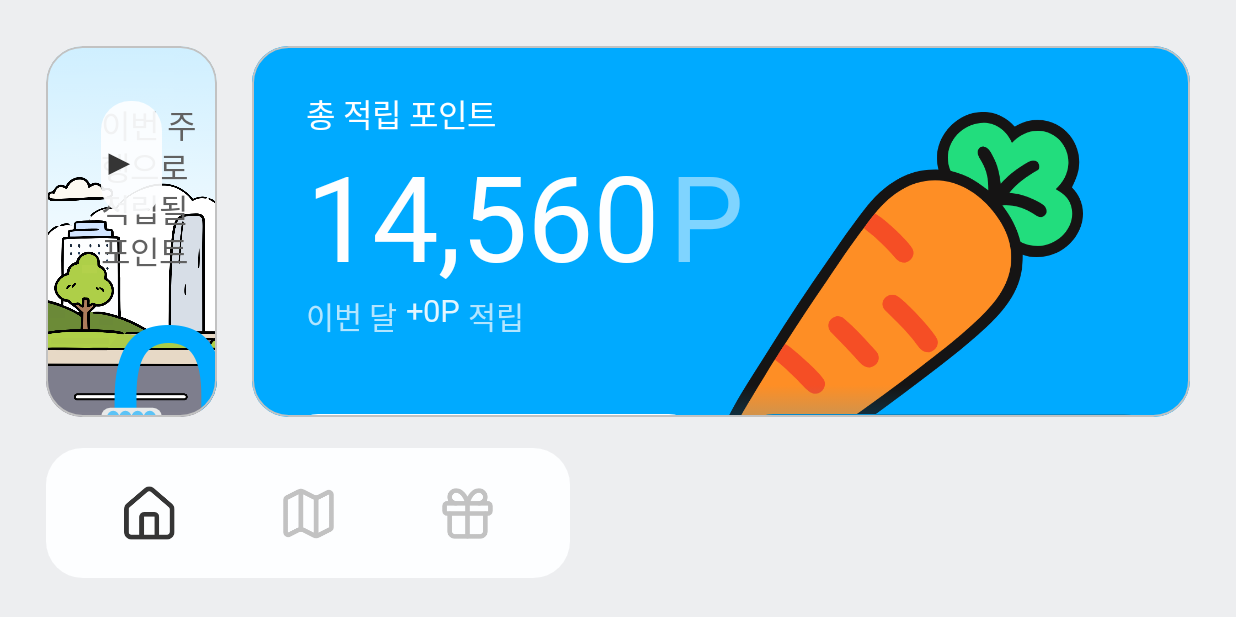
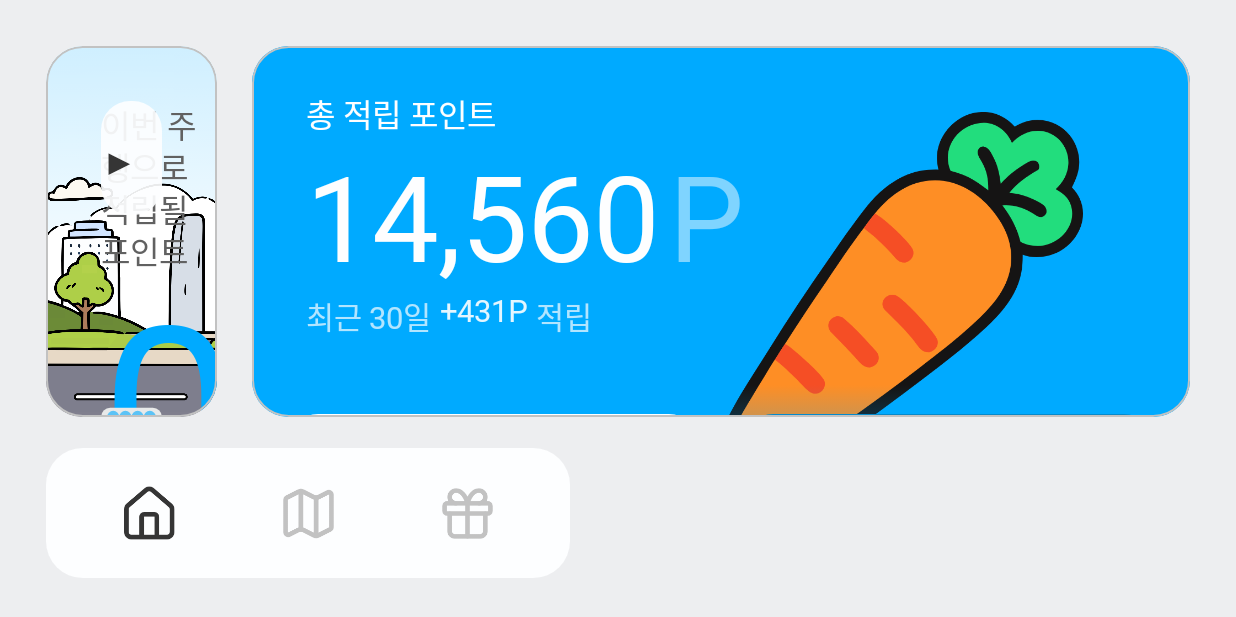
Before and after one commit to cherrymixy/chageumtong, an Android app built with Jetpack Compose: the screen it shows after launch (MainActivity), on a phone screen of 824 x 412 dp (held sideways). Run offline under Robolectric (Android 15) with nearby library versions, the phone set to English and light mode, and no system bars; libraries missing offline, so code that uses them is left out: ai.pleos.playground; Roboto replaces fonts that are not available here; 12 statements that could not run were skipped.

Commit message:
step 11: 레일·당근·카운트업 애니메이션, 최근 30일 통계와 출퇴근 시드, 제출 APK 갱신

```diff
--- a/app/src/main/java/com/pure/chageumtong/data/repo/AppData.kt
+++ b/app/src/main/java/com/pure/chageumtong/data/repo/AppData.kt
@@ -57,10 +57,13 @@ data class MonthStats(val earned: Int, val distanceKm: Double, val safeKm: Doubl
 
 private fun Long.toDate(zone: ZoneId): LocalDate = Instant.ofEpochMilli(this).atZone(zone).toLocalDate()
 
-/** 이번 달: 적립 포인트(+거래만), 주행거리, 안전운전 거리, 안전운전 비율 */
+/**
+ * 최근 30일(오늘 포함): 적립 포인트(+거래만), 주행거리, 안전운전 거리, 안전운전 비율.
+ * 달력 월이면 월초(예: PT 12/3)에 거의 비어 보여서 30일 창으로 (STEP 11, 승아 결정)
+ */
 fun AppData.monthStats(now: Long, zone: ZoneId): MonthStats {
-    val month = now.toDate(zone).withDayOfMonth(1)
-    fun inMonth(t: Long) = t.toDate(zone).withDayOfMonth(1) == month
+    val from = now.toDate(zone).minusDays(29)
+    fun inMonth(t: Long) = !t.toDate(zone).isBefore(from)
     val monthSessions = sessions.filter { inMonth(it.startedAt) }
     val distance = monthSessions.sumOf { it.distanceKm }
     val safe = monthSessions.sumOf { it.safeKm }
--- a/app/src/main/java/com/pure/chageumtong/data/seed/SeedData.kt
+++ b/app/src/main/java/com/pure/chageumtong/data/seed/SeedData.kt
@@ -13,7 +13,7 @@ import kotlin.math.roundToLong
 import kotlin.random.Random
 
 /**
- * 첫 실행 시드: 지난 4주 주행(주 4~6회, 5~30km, 안전비율 85~100%) + 사용 내역 3건.
+ * 첫 실행 시드: 지난 4주 출퇴근 주행(평일 2회·주말 0~1회, 20~45km, 안전비율 90~100%) + 사용 내역 3건.
  * 마지막에 "이전 적립 포인트" 보정 거래로 총합을 정확히 14,560P로 맞춘다 (PRD §8).
  */
 object SeedData {
@@ -30,13 +30,14 @@ object SeedData {
         val today = Instant.ofEpochMilli(now).atZone(zone).toLocalDate()
 
         val sessions = mutableListOf<DriveSession>()
-        for (week in 0 until 4) {
-            // 이 주에 해당하는 7일(1~28일 전) 중 4~6일
-            val days = (1..7).map { week * 7 + it }.shuffled(rnd).take(rnd.nextInt(4, 7)).sorted()
-            for (daysAgo in days) {
-                val start = today.minusDays(daysAgo.toLong())
-                    .atTime(rnd.nextInt(7, 21), rnd.nextInt(0, 60)).atZone(zone).toInstant().toEpochMilli()
-                sessions += session("seed-$daysAgo", start, rnd)
+        // 출퇴근 차량: 평일(1~28일 전)은 출근·퇴근 2회, 주말은 절반 확률로 나들이 1회
+        for (daysAgo in 1..28) {
+            val day = today.minusDays(daysAgo.toLong())
+            val hours = if (day.dayOfWeek.value <= 5) listOf(rnd.nextInt(7, 9), rnd.nextInt(18, 20))
+            else if (rnd.nextBoolean()) listOf(rnd.nextInt(10, 16)) else emptyList()
+            hours.forEachIndexed { i, h ->
+                val start = day.atTime(h, rnd.nextInt(0, 60)).atZone(zone).toInstant().toEpochMilli()
+                sessions += session("seed-$daysAgo-$i", start, rnd)
             }
         }
         val claimTxs = sessions.filter { it.points > 0 }.map {
@@ -49,7 +50,7 @@ object SeedData {
         }
 
         val sum = (claimTxs + usageTxs).sumOf { it.amount }
-        // 보정 거래는 4주보다 이전 시각으로 → "이번 달 적립" 통계에 안 섞인다
+        // 보정 거래는 30일보다 이전 시각으로 → "최근 30일 적립" 통계에 안 섞인다
         val adjust = PointTx("tx-seed-carryover", now - 60 * DAY_MS, TOTAL_POINTS - sum, null, null, "이전 적립 포인트")
 
         return AppData(
@@ -61,10 +62,9 @@ object SeedData {
     }
 
     private fun session(id: String, start: Long, rnd: Random): DriveSession {
-        val distance = floor((5 + rnd.nextDouble() * 25) * 10) / 10 // 5.0~30.0km
-        // 위반 1건 = 0.5km. 최대 15%까지 → 안전비율 85% 이상
-        val maxViolations = floor(distance * 0.15 / 0.5).toInt()
-        val count = rnd.nextInt(0, maxViolations + 1)
+        val distance = floor((20 + rnd.nextDouble() * 25) * 10) / 10 // 20.0~45.0km (출퇴근)
+        // 위반 1건 = 0.5km. 0~4건 → 안전비율 90% 이상
+        val count = rnd.nextInt(0, 5)
         val gap = distance / (count + 1) // 등간격 배치 → 구간이 겹치지 않음
         val violations = (1..count).map { i ->
             val type = ViolationType.entries[rnd.nextInt(ViolationType.entries.size)]
--- a/app/src/main/java/com/pure/chageumtong/ui/components/Common.kt
+++ b/app/src/main/java/com/pure/chageumtong/ui/components/Common.kt
@@ -1,6 +1,16 @@
 package com.pure.chageumtong.ui.components
 
 import androidx.compose.foundation.Canvas
+import androidx.compose.animation.core.FastOutSlowInEasing
+import androidx.compose.animation.core.LinearEasing
+import androidx.compose.animation.core.animate
+import androidx.compose.animation.core.animateFloatAsState
+import androidx.compose.animation.core.tween
+import androidx.compose.runtime.LaunchedEffect
+import androidx.compose.runtime.getValue
+import androidx.compose.runtime.mutableIntStateOf
+import androidx.compose.runtime.saveable.rememberSaveable
+import androidx.compose.runtime.setValue
 import com.pure.chageumtong.ui.theme.TextLocation
 import com.pure.chageumtong.ui.theme.TextBody
 import com.pure.chageumtong.ui.theme.BubbleStroke
@@ -83,6 +93,16 @@ import kotlin.math.roundToInt
 fun fmtKm(km: Double) = "%.1f".format(km)
 fun fmtP(p: Int) = "%,d".format(p)
 
+/** 숫자 카운트업: 처음엔 start, target이 바뀔 때마다 지금 보이는 값에서 target까지 올라감. 화면 이동 후에도 마지막 값 기억 */
+@Composable
+fun countUp(target: Int, start: Int = target, ms: Int = 900): Int {
+    var shown by rememberSaveable { mutableIntStateOf(start) }
+    LaunchedEffect(target) {
+        animate(shown.toFloat(), target.toFloat(), animationSpec = tween(ms, easing = FastOutSlowInEasing)) { v, _ -> shown = v.roundToInt() }
+    }
+    return shown
+}
+
 /** 일러스트·이미지 자리 (PNG가 들어오면 STEP 6에서 교체) */
 @Composable
 fun GrayBox(label: String, modifier: Modifier = Modifier) {
@@ -162,7 +182,9 @@ fun SemiGauge(ratio: Int, modifier: Modifier = Modifier, stroke: Dp = fig(28)) {
  * 0~25km, 초과 시 5km 단위 확장 (PRD §6.1).
  */
 @Composable
-fun ProgressRail(distanceKm: Double, violations: List<Violation>, modifier: Modifier = Modifier) {
+fun ProgressRail(targetKm: Double, violations: List<Violation>, modifier: Modifier = Modifier) {
+    // 샘플이 띄엄띄엄 와도 레일이 부드럽게 차오르도록 (STEP 11)
+    val distanceKm = animateFloatAsState(targetKm.toFloat(), tween(800, easing = LinearEasing), label = "rail").value.toDouble()
     val maxKm = max(25.0, ceil(distanceKm / 5) * 5)
     val ticks = (maxKm / 5).toInt()
     val badge = fig(41)
--- a/app/src/main/java/com/pure/chageumtong/ui/screens/analysis/AnalysisScreen.kt
+++ b/app/src/main/java/com/pure/chageumtong/ui/screens/analysis/AnalysisScreen.kt
@@ -1,5 +1,8 @@
 package com.pure.chageumtong.ui.screens.analysis
 
+import androidx.compose.animation.core.Animatable
+import androidx.compose.animation.core.Spring
+import androidx.compose.animation.core.spring
 import androidx.compose.foundation.Image
 import androidx.compose.foundation.background
 import androidx.compose.foundation.clickable
@@ -34,12 +37,14 @@ import androidx.compose.ui.Alignment
 import androidx.compose.ui.Modifier
 import androidx.compose.ui.draw.clip
 import androidx.compose.ui.graphics.Color
+import androidx.compose.ui.graphics.graphicsLayer
 import androidx.compose.ui.res.painterResource
 import com.pure.chageumtong.R
 import com.pure.chageumtong.domain.DriveSession
 import com.pure.chageumtong.domain.praise
 import com.pure.chageumtong.ui.AppViewModel
 import com.pure.chageumtong.ui.components.FigButton
+import com.pure.chageumtong.ui.components.countUp
 import com.pure.chageumtong.ui.components.RouteMap
 import com.pure.chageumtong.ui.components.SemiGauge
 import com.pure.chageumtong.ui.components.fmtKm
@@ -58,6 +63,7 @@ import com.pure.chageumtong.ui.theme.TextTitle
 import com.pure.chageumtong.ui.theme.Track
 import com.pure.chageumtong.ui.theme.fig
 import java.time.Instant
+import kotlinx.coroutines.delay
 
 /** 주행 분석 결과 (Figma 95:2638 / 95:2689). readonly = 적립 내역에서 연 지난 주행. */
 @Composable
@@ -99,9 +105,19 @@ private fun LeftPanel(s: DriveSession, readonly: Boolean, vm: AppViewModel, sele
     Box(Modifier.width(fig(667)).fillMaxHeight().background(Color.White)) {
         // 헤더 (높이 222, 당근 일러스트는 아래가 잘림)
         Box(Modifier.fillMaxWidth().height(fig(222)).background(Primary).clip(RoundedCornerShape(0))) {
-            Image(painterResource(R.drawable.carrot_header), null, Modifier.offset(fig(334), fig(69)).size(fig(367)))
+            // 적립 순간: 당근이 통 튀어 들어오고 +NP가 0부터 올라감. 지난 기록 열람은 정지 상태 (STEP 11)
+            val pop = remember { Animatable(if (readonly) 1f else 0f) }
+            LaunchedEffect(Unit) {
+                if (readonly) return@LaunchedEffect
+                delay(300) // 화면 전환 페이드가 끝난 뒤에 튀어야 보임
+                pop.animateTo(1f, spring(dampingRatio = 0.4f, stiffness = Spring.StiffnessVeryLow))
+            }
+            Image(
+                painterResource(R.drawable.carrot_header), null,
+                Modifier.offset(fig(334), fig(69)).size(fig(367)).graphicsLayer { scaleX = pop.value; scaleY = pop.value },
+            )
             Row(Modifier.offset(fig(36), fig(24)), verticalAlignment = Alignment.Bottom) {
-                Text("+${s.points}", style = T.Hero, color = Color.White)
+                Text("+${countUp(s.points, start = if (readonly) s.points else 0, ms = 1200)}", style = T.Hero, color = Color.White)
                 Text("P", style = T.Hero, color = Color.White)
                 Spacer(Modifier.width(fig(28)))
                 val sub = if (readonly) {
--- a/app/src/main/java/com/pure/chageumtong/ui/screens/home/HomeScreen.kt
+++ b/app/src/main/java/com/pure/chageumtong/ui/screens/home/HomeScreen.kt
@@ -52,6 +52,7 @@ import com.pure.chageumtong.domain.DriveState
 import com.pure.chageumtong.domain.praise
 import com.pure.chageumtong.ui.AppViewModel
 import com.pure.chageumtong.ui.components.FigButton
+import com.pure.chageumtong.ui.components.countUp
 import com.pure.chageumtong.ui.components.ProgressRail
 import com.pure.chageumtong.ui.components.SemiGauge
 import com.pure.chageumtong.ui.components.WeekBars
@@ -206,11 +207,11 @@ private fun TotalCard(vm: AppViewModel, onShop: () -> Unit, onHistory: () -> Uni
             style = T.Label, color = OnPrimary,
         )
         Row(Modifier.offset(fig(35), fig(69)), verticalAlignment = Alignment.Bottom, horizontalArrangement = Arrangement.spacedBy(fig(6.3))) {
-            Text(fmtP(data.totalPoints), style = T.TotalNumber, color = OnPrimary)
+            Text(fmtP(countUp(data.totalPoints)), style = T.TotalNumber, color = OnPrimary)
             Text("P", style = T.TotalNumber, color = OnPrimary.copy(alpha = 0.5f))
         }
         Row(Modifier.offset(fig(35), fig(162)), horizontalArrangement = Arrangement.spacedBy(fig(6))) {
-            Text("이번 달", style = T.Month, color = OnPrimary.copy(alpha = 0.7f))
+            Text("최근 30일", style = T.Month, color = OnPrimary.copy(alpha = 0.7f))
             Text("+${fmtP(month?.earned ?: 0)}P", style = T.MonthBold, color = OnPrimary.copy(alpha = 0.9f))
             Text("적립", style = T.Month, color = OnPrimary.copy(alpha = 0.7f))
         }
@@ -228,6 +229,9 @@ private fun TotalCard(vm: AppViewModel, onShop: () -> Unit, onHistory: () -> Uni
     }
 }
 
+/** 30일 누적은 네 자리 km가 돼서 카드 폭을 넘음 → 100km 이상은 소수점 없이 "1,429" */
+private fun cardKm(km: Double) = if (km >= 100) "%,d".format(kotlin.math.round(km).toInt()) else fmtKm(km)
+
 @Composable
 private fun CardTitle(title: String, value: String, valueColor: Color) {
     Text(title, style = T.Label, color = TextTitle)
@@ -238,14 +242,14 @@ private fun CardTitle(title: String, value: String, valueColor: Color) {
     }
 }
 
-/** 이번 달 안전운전 거리 + 반원 게이지 (95:2191) */
+/** 최근 30일 안전운전 거리 + 반원 게이지 (95:2191) */
 @Composable
 private fun SafeCard(vm: AppViewModel, modifier: Modifier) {
     val month by vm.month.collectAsState()
     val ratio = month?.safeRatio ?: 0
     Box(modifier.height(fig(365)).card(Surface)) {
         Column(Modifier.padding(start = fig(32), top = fig(35))) {
-            CardTitle("이번 달 안전운전 거리", fmtKm(month?.safeKm ?: 0.0), Primary)
+            CardTitle("최근 30일 안전운전 거리", cardKm(month?.safeKm ?: 0.0), Primary)
         }
         Column(Modifier.fillMaxWidth().padding(top = fig(178)), horizontalAlignment = Alignment.CenterHorizontally) {
             Box(contentAlignment = Alignment.BottomCenter) {
@@ -262,14 +266,14 @@ private fun SafeCard(vm: AppViewModel, modifier: Modifier) {
     }
 }
 
-/** 이번 달 주행거리 + 요일 막대 (95:2144) */
+/** 최근 30일 주행거리 + 이번 주 요일 막대 (95:2144) */
 @Composable
 private fun DistanceCard(vm: AppViewModel, modifier: Modifier) {
     val month by vm.month.collectAsState()
     val week by vm.week.collectAsState()
     val today = LocalDate.now(vm.zone).dayOfWeek.value - 1
     Column(modifier.height(fig(365)).card(Surface).padding(start = fig(35), top = fig(35), end = fig(31), bottom = fig(25))) {
-        CardTitle("이번 달 주행거리", fmtKm(month?.distanceKm ?: 0.0), TextNumber)
+        CardTitle("최근 30일 주행거리", cardKm(month?.distanceKm ?: 0.0), TextNumber)
         Spacer(Modifier.weight(1f))
         WeekBars(week, today, Modifier.fillMaxWidth())
     }
```
Also changed, not shown: 3 other files.
